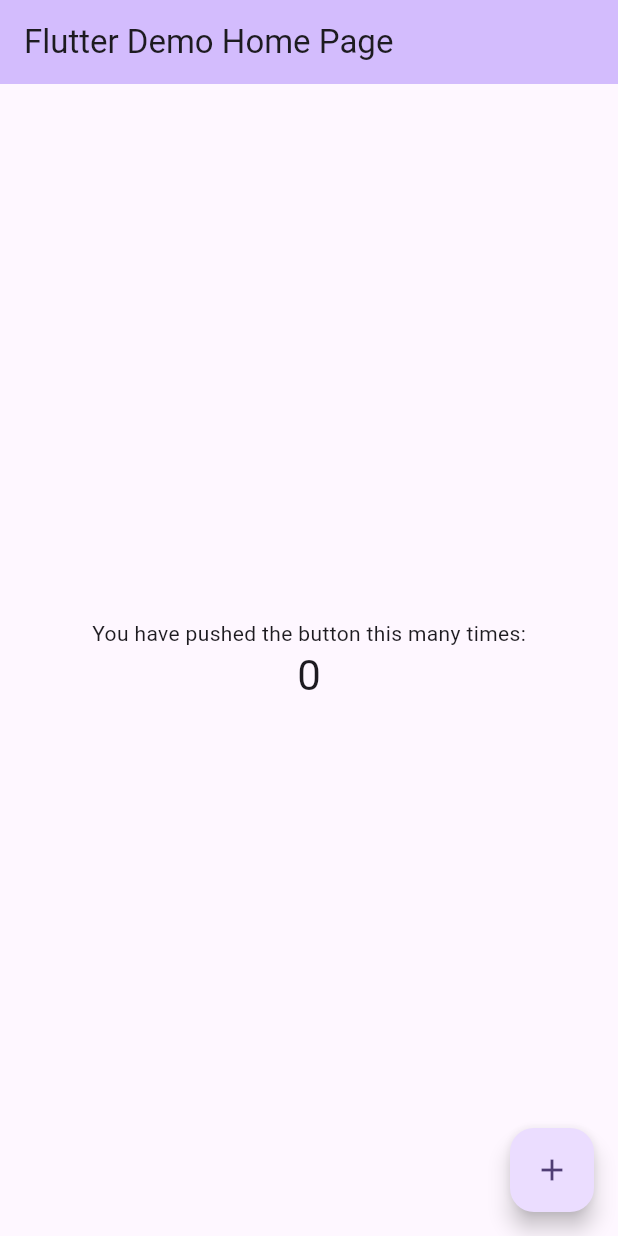
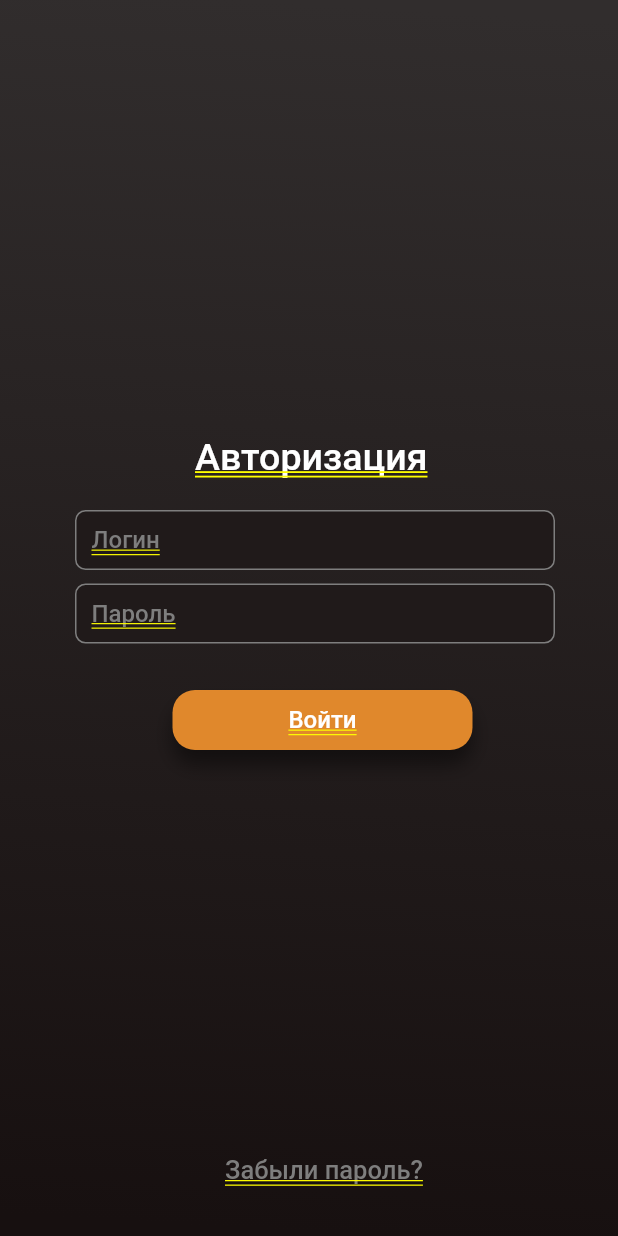
Before and after one commit to nakito-own/Lifeguard, a Flutter app: the screen it shows after launch, on a phone screen of 412 x 824 dp. Run offline on Flutter 3.47's test engine with Material 3 defaults, Android fonts, the phone set to English and light mode, and no system bars; Roboto replaces fonts that are missing (Nunito).

Commit message:
creating a graphical user authorization window interface

```diff
--- /dev/null
+++ b/lifeguard/lib/AuthorizationWindow.dart
@@ -0,0 +1,185 @@
+import 'package:flutter/material.dart';
+
+class Authorization extends StatelessWidget {
+  @override
+  Widget build(BuildContext context){
+    return MaterialApp(
+        home: Container(
+          alignment: Alignment.center,
+          width: 360,
+          height: 640,
+          clipBehavior: Clip.antiAlias,
+          decoration: const BoxDecoration(
+            gradient: LinearGradient(
+              begin: Alignment(0.12, -0.99),
+              end: Alignment(-0.12, 0.99),
+              colors: [Color(0xFF312D2D), Color(0xFF171010)],
+            ),
+          ),
+          child: Stack(
+            alignment: Alignment.center,
+            children: [
+              const Positioned(
+                left: BorderSide.strokeAlignCenter + 150,
+                top: 770,
+                child: Text(
+                  'Забыли пароль?',
+                  style: TextStyle(
+                    color: Color(0xFF7E7E7E),
+                    fontSize: 17,
+                    fontFamily: 'Nunito',
+                    fontWeight: FontWeight.w500,
+                    height: 0,
+                  ),
+                ),
+              ),
+              Positioned(
+                left: BorderSide.strokeAlignCenter + 50,
+                top: 290,
+                child: Container(
+                  alignment: Alignment.center,
+                  width: 444,
+                  height: 287,
+                  child: Stack(
+                    //alignment: Alignment.center,
+                    children: [
+                      const Positioned(
+                        left: 80,
+                        top: 0,
+                        child: Text(
+                          'Авторизация',
+                          style: TextStyle(
+                            color: Colors.white,
+                            fontSize: 25,
+                            fontFamily: 'Nunito',
+                            fontWeight: FontWeight.w500,
+                            height: 0,
+                          ),
+                        ),
+                      ),
+                      Positioned(
+                        left: 0,
+                        top: 50,
+                        child: Container(
+                          alignment: Alignment.center,
+                          width: 320,
+                          height: 40,
+                          padding: const EdgeInsets.symmetric(horizontal: 10, vertical: 5),
+                          decoration: ShapeDecoration(
+                            color: const Color(0xFF201A1A),
+                            shape: RoundedRectangleBorder(
+                              side: const BorderSide(width: 1, color: Color(0xFF7E7E7E)),
+                              borderRadius: BorderRadius.circular(7),
+                            ),
+                          ),
+                          child: const Row(
+                            mainAxisSize: MainAxisSize.min,
+                            mainAxisAlignment: MainAxisAlignment.start,
+                            crossAxisAlignment: CrossAxisAlignment.center,
+                            children: [
+                              Expanded(
+                                child: SizedBox(
+                                  child: Text(
+                                    'Логин',
+                                    style: TextStyle(
+                                      color: Color(0xFF7E7E7E),
+                                      fontSize: 16,
+                                      fontFamily: 'Nunito',
+                                      fontWeight: FontWeight.w500,
+                                      height: 0,
+                                    ),
+                                  ),
+                                ),
+                              ),
+                            ],
+                          ),
+                        ),
+                      ),
+                      Positioned(
+                        left: 0,
+                        top: 99,
+                        child: Container(
+                          width: 320,
+                          height: 40,
+                          padding: const EdgeInsets.symmetric(horizontal: 10, vertical: 5),
+                          decoration: ShapeDecoration(
+                            color: const Color(0xFF201A1A),
+                            shape: RoundedRectangleBorder(
+                              side: const BorderSide(width: 1, color: Color(0xFF7E7E7E)),
+                              borderRadius: BorderRadius.circular(7),
+                            ),
+                          ),
+                          child: const Row(
+                            mainAxisSize: MainAxisSize.min,
+                            mainAxisAlignment: MainAxisAlignment.start,
+                            crossAxisAlignment: CrossAxisAlignment.center,
+                            children: [
+                              Expanded(
+                                child: SizedBox(
+
+                                  child: Text(
+                                    'Пароль',
+                                    style: TextStyle(
+                                      color: Color(0xFF7E7E7E),
+                                      fontSize: 16,
+                                      fontFamily: 'Nunito',
+                                      fontWeight: FontWeight.w500,
+                                      height: 0,
+                                    ),
+                                  ),
+                                ),
+                              ),
+                            ],
+                          ),
+                        ),
+                      ),
+                      Positioned(
+                        left: 65,
+                        top: 170,
+                        child: Container(
+                          width: 200,
+                          height: 40,
+                          padding: const EdgeInsets.symmetric(horizontal: 30, vertical: 5),
+                          decoration: ShapeDecoration(
+                            color: const Color(0xFFE0882C),
+                            shape: RoundedRectangleBorder(
+                              borderRadius: BorderRadius.circular(15),
+                            ),
+                            shadows: const [
+                              BoxShadow(
+                                color: Color(0x70000000),
+                                blurRadius: 10,
+                                offset: Offset(0, 10),
+                                spreadRadius: 0,
+                              )
+                            ],
+                          ),
+                          child: const Row(
+                            mainAxisSize: MainAxisSize.min,
+                            mainAxisAlignment: MainAxisAlignment.center,
+                            crossAxisAlignment: CrossAxisAlignment.center,
+                            children: [
+                              Text(
+                                'Войти',
+                                style: TextStyle(
+                                  color: Colors.white,
+                                  fontSize: 16,
+                                  fontFamily: 'Nunito',
+                                  fontWeight: FontWeight.w500,
+                                  height: 0,
+                                ),
+                              ),
+                            ],
+                          ),
+                        ),
+                      ),
+                    ],
+                  ),
+                ),
+              ),
+            ],
+          ),
+        )
+    );
+  }
+}
--- a/lifeguard/lib/main.dart
+++ b/lifeguard/lib/main.dart
@@ -1,126 +1,6 @@
 import 'package:flutter/material.dart';
+import 'package:lifeguard/AuthorizationWindow.dart';
 
 void main() {
-  runApp(const MyApp());
-  WidgetsFlutterBinding.ensureInitialized();
+  runApp(Authorization());
 }
-
-class MyApp extends StatelessWidget {
-  const MyApp({super.key});
-
-  // This widget is the root of your application.
-  @override
-  Widget build(BuildContext context) {
-    return MaterialApp(
-      title: 'Flutter Demo',
-      theme: ThemeData(
-        // This is the theme of your application.
-        //
-        // TRY THIS: Try running your application with "flutter run". You'll see
-        // the application has a purple toolbar. Then, without quitting the app,
-        // try changing the seedColor in the colorScheme below to Colors.green
-        // and then invoke "hot reload" (save your changes or press the "hot
-        // reload" button in a Flutter-supported IDE, or press "r" if you used
-        // the command line to start the app).
-        //
-        // Notice that the counter didn't reset back to zero; the application
-        // state is not lost during the reload. To reset the state, use hot
-        // restart instead.
-        //
-        // This works for code too, not just values: Most code changes can be
-        // tested with just a hot reload.
-        colorScheme: ColorScheme.fromSeed(seedColor: Colors.deepPurple),
-        useMaterial3: true,
-      ),
-      home: const MyHomePage(title: 'Flutter Demo Home Page'),
-    );
-  }
-}
-
-class MyHomePage extends StatefulWidget {
-  const MyHomePage({super.key, required this.title});
-
-  // This widget is the home page of your application. It is stateful, meaning
-  // that it has a State object (defined below) that contains fields that affect
-  // how it looks.
-
-  // This class is the configuration for the state. It holds the values (in this
-  // case the title) provided by the parent (in this case the App widget) and
-  // used by the build method of the State. Fields in a Widget subclass are
-  // always marked "final".
-
-  final String title;
-
-  @override
-  State<MyHomePage> createState() => _MyHomePageState();
-}
-
-class _MyHomePageState extends State<MyHomePage> {
-  int _counter = 0;
-
-  void _incrementCounter() {
-    setState(() {
-      // This call to setState tells the Flutter framework that something has
-      // changed in this State, which causes it to rerun the build method below
-      // so that the display can reflect the updated values. If we changed
-      // _counter without calling setState(), then the build method would not be
-      // called again, and so nothing would appear to happen.
-      _counter++;
-    });
-  }
-
-  @override
-  Widget build(BuildContext context) {
-    // This method is rerun every time setState is called, for instance as done
-    // by the _incrementCounter method above.
-    //
-    // The Flutter framework has been optimized to make rerunning build methods
-    // fast, so that you can just rebuild anything that needs updating rather
-    // than having to individually change instances of widgets.
-    return Scaffold(
-      appBar: AppBar(
-        // TRY THIS: Try changing the color here to a specific color (to
-        // Colors.amber, perhaps?) and trigger a hot reload to see the AppBar
-        // change color while the other colors stay the same.
-        backgroundColor: Theme.of(context).colorScheme.inversePrimary,
-        // Here we take the value from the MyHomePage object that was created by
-        // the App.build method, and use it to set our appbar title.
-        title: Text(widget.title),
-      ),
-      body: Center(
-        // Center is a layout widget. It takes a single child and positions it
-        // in the middle of the parent.
-        child: Column(
-          // Column is also a layout widget. It takes a list of children and
-          // arranges them vertically. By default, it sizes itself to fit its
-          // children horizontally, and tries to be as tall as its parent.
-          //
-          // Column has various properties to control how it sizes itself and
-          // how it positions its children. Here we use mainAxisAlignment to
-          // center the children vertically; the main axis here is the vertical
-          // axis because Columns are vertical (the cross axis would be
-          // horizontal).
-          //
-          // TRY THIS: Invoke "debug painting" (choose the "Toggle Debug Paint"
-          // action in the IDE, or press "p" in the console), to see the
-          // wireframe for each widget.
-          mainAxisAlignment: MainAxisAlignment.center,
-          children: <Widget>[
-            const Text(
-              'You have pushed the button this many times:',
-            ),
-            Text(
-              '$_counter',
-              style: Theme.of(context).textTheme.headlineMedium,
-            ),
-          ],
-        ),
-      ),
-      floatingActionButton: FloatingActionButton(
-        onPressed: _incrementCounter,
-        tooltip: 'Increment',
-        child: const Icon(Icons.add),
-      ), // This trailing comma makes auto-formatting nicer for build methods.
-    );
-  }
-}
--- a/lifeguard/pubspec.yaml
+++ b/lifeguard/pubspec.yaml
@@ -35,6 +35,7 @@ dependencies:
   # The following adds the Cupertino Icons font to your application.
   # Use with the CupertinoIcons class for iOS style icons.
   cupertino_icons: ^1.0.2
+  xml: ^6.4.2
 
 dev_dependencies:
   flutter_test:
```
Also changed, not shown: lifeguard/pubspec.lock, 2 other files.
